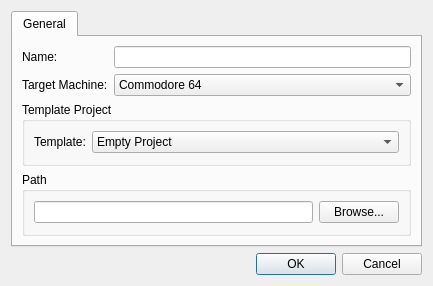
Qt form apps/ide/designers/newprojectdialog.ui (christopherpow/nesicide) before a commit.
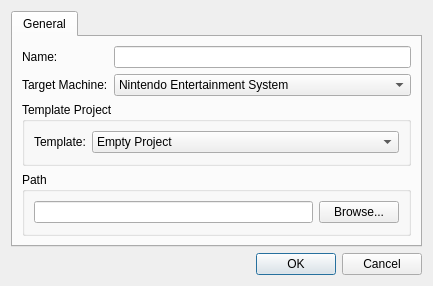
The same form after that commit. Icons and pictures are not drawn.

The edit to the form file:
```diff
--- a/apps/ide/designers/newprojectdialog.ui
+++ b/apps/ide/designers/newprojectdialog.ui
@@ -7,7 +7,7 @@
     <x>0</x>
     <y>0</y>
     <width>433</width>
-    <height>253</height>
+    <height>260</height>
    </rect>
   </property>
   <property name="windowTitle">
@@ -109,7 +109,7 @@
         <widget class="QComboBox" name="target">
          <item>
           <property name="text">
-           <string>Commodore 64</string>
+           <string>Nintendo Entertainment System</string>
           </property>
          </item>
          <item>
```
Left out of the diff: 9 changed lines with no effect on the pictures.
